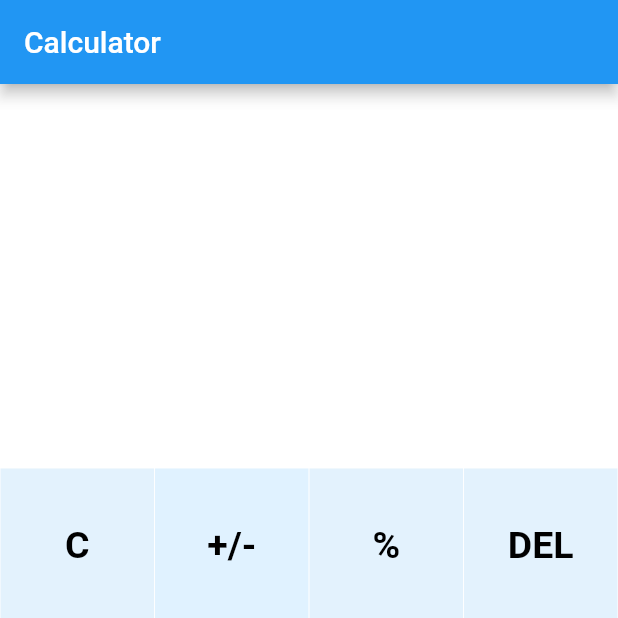
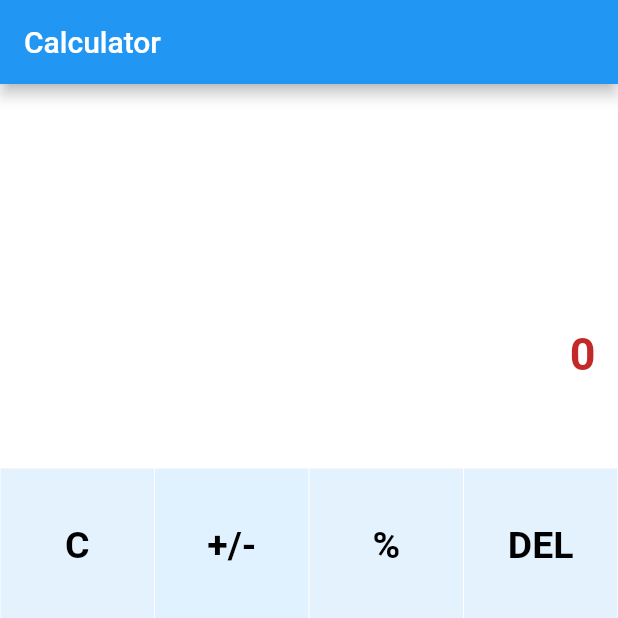
Before and after one commit to collo54/calculator_redux, a Flutter app: the screen it shows after launch, after a tap on an icon or button, on a phone screen of 412 x 824 dp, the top half of it. Run offline on Flutter 3.47's test engine with Material 2 defaults, Android fonts, the phone set to English and light mode, and no system bars; our stand-ins replace math_expressions.

Commit message:
calculator funtional

```diff
--- a/lib/buttons.dart
+++ b/lib/buttons.dart
@@ -6,10 +6,16 @@
   final color;
   final textColor;
   final String? buttonText;
-  final buttontapped;
+  final VoidCallback? buttontapped;
 
 //Constructor
-  MyButton({this.color, this.textColor, this.buttonText, this.buttontapped});
+  MyButton(
+      {Key? key,
+      this.color,
+      this.textColor,
+      this.buttonText,
+      this.buttontapped})
+      : super(key: key);
 
   @override
   Widget build(BuildContext context) {
--- a/lib/main.dart
+++ b/lib/main.dart
@@ -1,3 +1,4 @@
+import 'package:flutter/foundation.dart';
 import 'package:flutter/material.dart';
 import 'buttons.dart';
 import 'package:math_expressions/math_expressions.dart';
@@ -41,7 +42,7 @@
 }
 
 class _MyHomePageState extends State<MyHomePage> {
-  var userInput = '';
+  var userInput = '8';
   var answer = '';
 
   // Array of button
@@ -78,7 +79,6 @@
       body: Column(
         children: <Widget>[
           Expanded(
-            child: Container(
             child: Column(
               mainAxisAlignment: MainAxisAlignment.spaceEvenly,
               children: <Widget>[
@@ -87,8 +87,8 @@
                   alignment: Alignment.centerRight,
                   child: Text(
                     userInput,
-                        style:
-                            const TextStyle(fontSize: 18, color: Colors.white),
+                    style: const TextStyle(
+                        fontSize: 18, color: Color.fromARGB(255, 161, 28, 28)),
                   ),
                 ),
                 Container(
@@ -98,11 +98,11 @@
                     answer,
                     style: const TextStyle(
                         fontSize: 30,
-                            color: Colors.white,
+                        color: Color.fromARGB(255, 196, 41, 41),
                         fontWeight: FontWeight.bold),
                   ),
                 )
-                  ]),
+              ],
             ),
           ),
           Expanded(
@@ -185,6 +185,9 @@
                           setState(() {
                             userInput += buttons[index];
                           });
+                          if (kDebugMode) {
+                            print(buttons[index]);
+                          }
                         },
                         buttonText: buttons[index],
                         color: isOperator(buttons[index])
@@ -223,10 +226,8 @@
   }
 }
 
-
-
-/*class MyHomePage extends StatefulWidget {
-  const MyHomePage({Key? key, required this.title}) : super(key: key);
+class MyHomePage1 extends StatefulWidget {
+  const MyHomePage1({Key? key, required this.title}) : super(key: key);
 
   final String title;
 
@@ -234,7 +235,7 @@
   State<MyHomePage> createState() => _MyHomePageState();
 }
 
-class _MyHomePageState extends State<MyHomePage> {
+class _MyHomePageState1 extends State<MyHomePage> {
   int _counter = 0;
 
   void _incrementCounter() {
@@ -299,4 +300,4 @@
       ), // This trailing comma makes auto-formatting nicer for build methods.
     );
   }
-}*/
+}
```
Also changed, not shown: lib/operations.dart (added, +9 -0 lines). Lines whose indentation alone changed are shown as unchanged.
